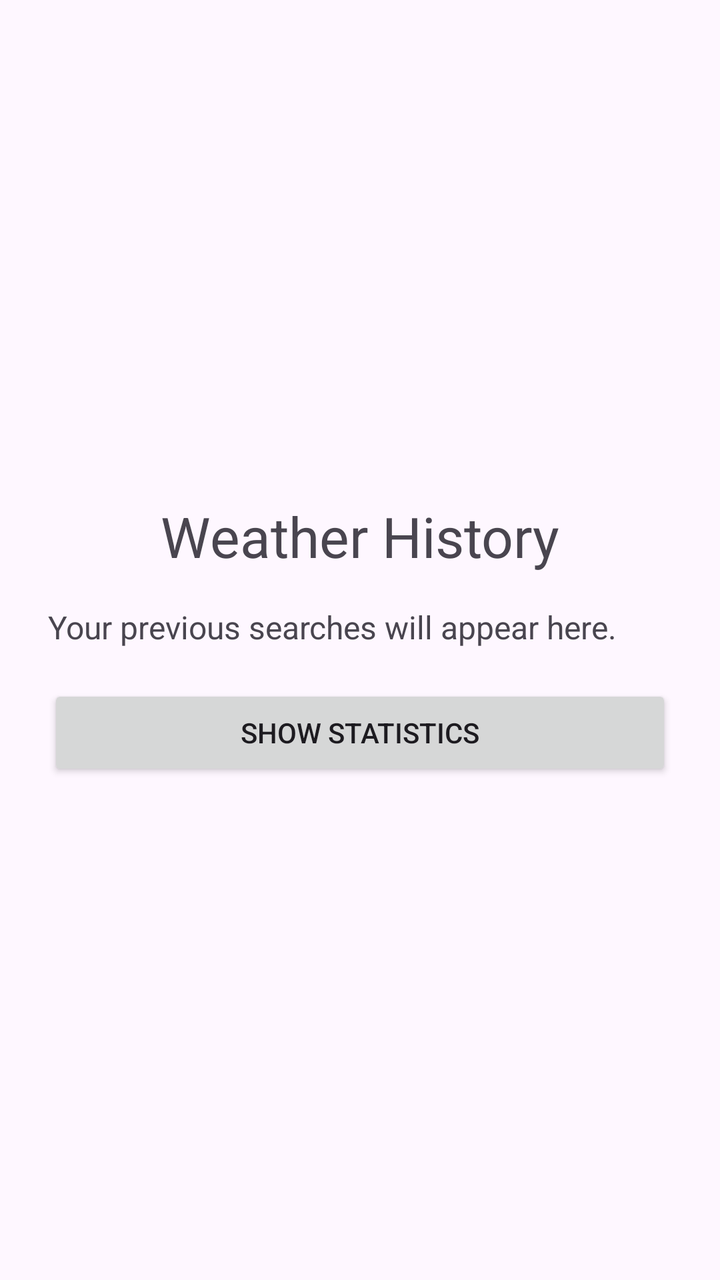
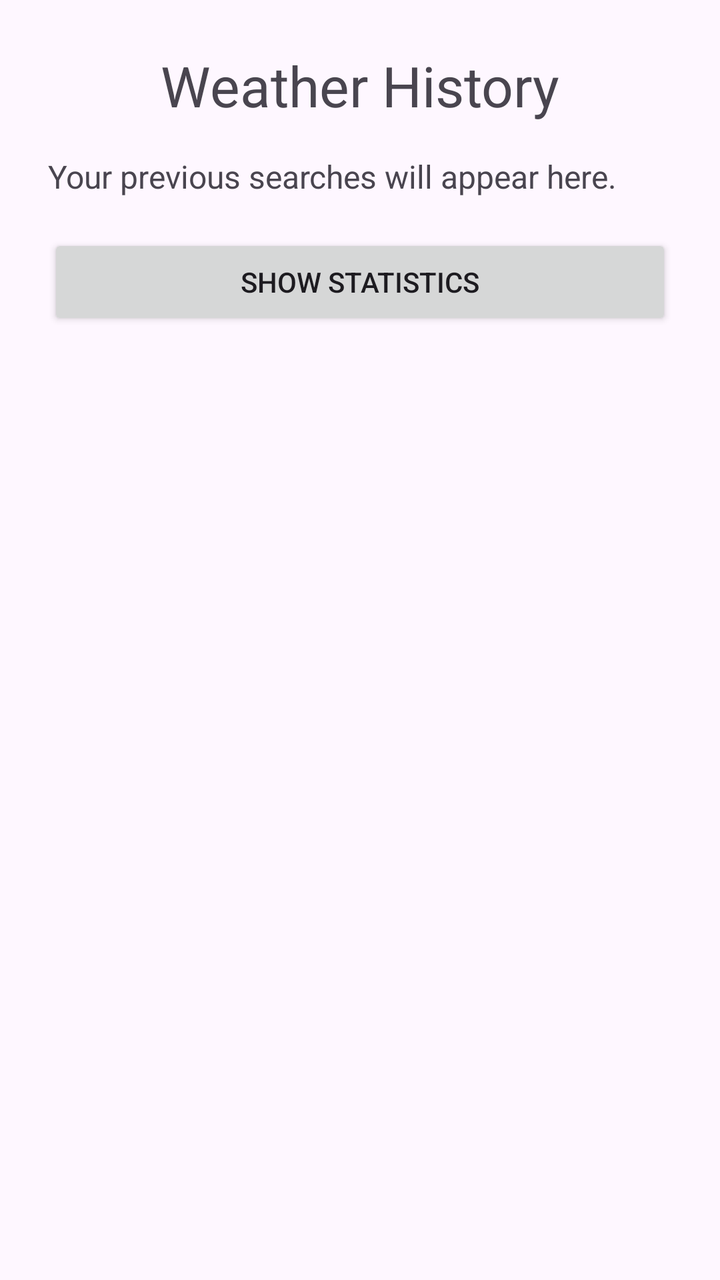

Two renders of the same Android screen: before a commit and after it. Below are the layout's source before the change and the commit's diff.
<!-- AndroidManifest.xml: application theme Theme.MyWeatherApp -->
<!-- res/layout/fragment_history.xml -->
<?xml version="1.0" encoding="utf-8"?>
<FrameLayout xmlns:android="http://schemas.android.com/apk/res/android"
    xmlns:tools="http://schemas.android.com/tools"
    android:layout_width="match_parent"
    android:layout_height="match_parent"
    tools:context=".HistoryFragment">

    

    <LinearLayout
        android:layout_width="match_parent"
        android:layout_height="match_parent"
        android:orientation="vertical"
        android:gravity="center"
        android:padding="24dp">

        <TextView
            android:id="@+id/textView"
            android:layout_width="wrap_content"
            android:layout_height="wrap_content"
            android:text="Weather History"
            android:textSize="28sp" />

        <TextView
            android:id="@+id/historyText"
            android:layout_width="match_parent"
            android:layout_height="wrap_content"
            android:text="Your previous searches will appear here."
            android:textSize="16sp"
            android:layout_marginTop="16dp" />

        <Button
            android:id="@+id/statisticsButton"
            android:layout_width="match_parent"
            android:layout_height="wrap_content"
            android:text="Show Statistics"
            android:layout_marginTop="18dp" />

    </LinearLayout>

</FrameLayout>
<!-- resources referenced by this layout -->
<resources>
  <style name="Theme.MyWeatherApp" parent="Base.Theme.MyWeatherApp" />
  <style name="Base.Theme.MyWeatherApp" parent="Theme.Material3.DayNight.NoActionBar">
          
          
      </style>
</resources>

<!-- the commit's change to res/layout/fragment_history.xml (unified diff, before → after) -->
@@ -1,4 +1,10 @@
 <?xml version="1.0" encoding="utf-8"?>
+<ScrollView xmlns:android="http://schemas.android.com/apk/res/android"
+    xmlns:tools="http://schemas.android.com/tools"
+    android:layout_width="match_parent"
+    android:layout_height="match_parent"
+    tools:context=".WeatherFragment">
+
 <FrameLayout xmlns:android="http://schemas.android.com/apk/res/android"
     xmlns:tools="http://schemas.android.com/tools"
     android:layout_width="match_parent"
@@ -39,3 +45,4 @@
     </LinearLayout>
 
 </FrameLayout>
+</ScrollView>
